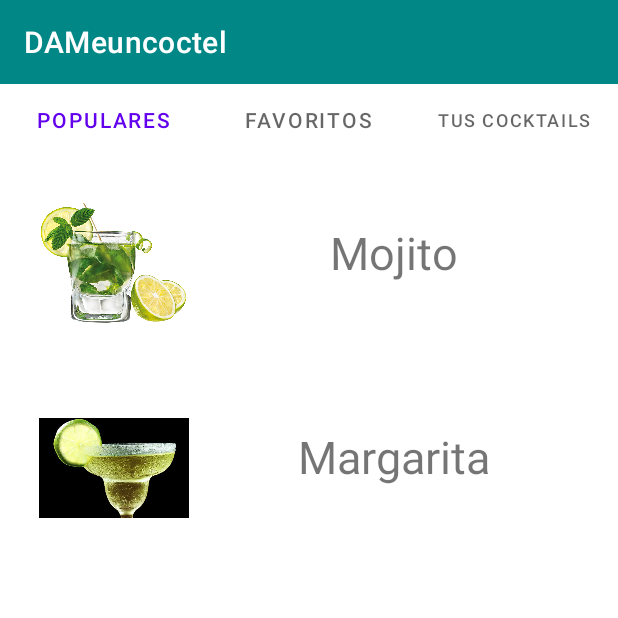
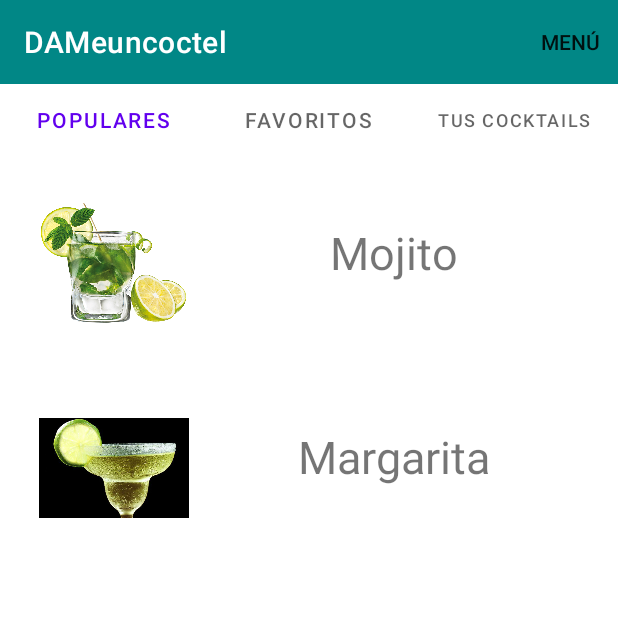
Before and after one commit to josema294/ProyectoUE, an Android app: the MainActivity screen opened directly, with no data from a screen before it, on a phone screen of 412 x 824 dp, the top half of it. Run offline under Robolectric (Android 15) with nearby library versions, the phone set to English and light mode, and no system bars; our stand-ins replace navigation-ui.

Commit message:
agregado menu despegable con opciones, y barra de busqueda, sin interactividad

```diff
--- a/app/src/main/java/com/example/dameuncoctel/MainActivity.kt
+++ b/app/src/main/java/com/example/dameuncoctel/MainActivity.kt
@@ -1,6 +1,8 @@
 package com.example.dameuncoctel
 
 import android.os.Bundle
+import android.view.Menu
+import android.view.MenuItem
 import androidx.appcompat.app.AppCompatActivity
 import androidx.appcompat.widget.Toolbar
 import androidx.drawerlayout.widget.DrawerLayout
@@ -57,9 +59,9 @@
     }
 
 
-/*    override fun onCreateOptionsMenu(menu: Menu): Boolean {
+    override fun onCreateOptionsMenu(menu: Menu): Boolean {
         // Inflate the menu; this adds items to the action bar if it is present.
-        menuInflater.inflate(R.menu.menu_main, menu)
+        menuInflater.inflate(R.menu.toolbar_menu, menu)
         return true
     }
 
@@ -73,7 +75,7 @@
         }
     }
 
-    override fun onSupportNavigateUp(): Boolean {
+/*    override fun onSupportNavigateUp(): Boolean {
         val navController = findNavController(R.id.nav_host_fragment_content_main)
         return navController.navigateUp(appBarConfiguration)
                 || super.onSupportNavigateUp()
--- a/app/src/main/res/menu/toolbar_menu.xml
+++ b/app/src/main/res/menu/toolbar_menu.xml
@@ -3,23 +3,66 @@
     xmlns:app="http://schemas.android.com/apk/res-auto">
 
 
+    <item
+        android:id="@+id/menu_dropdown"
+        android:title="Menú"
+        app:showAsAction="always">
+
+
+        <menu>
 
 
             <item
                 android:id="@+id/action_search"
                 android:icon="@drawable/ic_search"
                 android:title="Buscar"
-            app:showAsAction="ifRoom|collapseActionView"
-            app:actionViewClass="android.widget.SearchView"/>
+                app:actionViewClass="android.widget.SearchView"
+                app:showAsAction="ifRoom|collapseActionView" />
+
+            <item
+                android:id="@+id/action_categorias"
+
+                android:title="Categorias"
+                app:showAsAction="collapseActionView" />
+
+            <item
+                android:id="@+id/action_ingredientes"
+
+                android:title="Ingredientes"
+                app:showAsAction="always" />
+
+            <item
+                android:id="@+id/action_crea"
+
+                android:title="Crea tu Coctel"
+                app:showAsAction="always" />
 
             <item
                 android:id="@+id/action_settings"
 
                 android:title="Settings"
-            app:showAsAction="never"/>
+                app:showAsAction="always" />
+
+            <item
+                android:id="@+id/action_politica"
+
+                android:title="Politica de Privacidad"
+                app:showAsAction="always" />
+
+            <item
+                android:id="@+id/action_guia"
+
+                android:title="Guia de Usuario"
+                app:showAsAction="always" />
+
+            <item
+                android:id="@+id/action_logout"
+
+                android:title="Log Out"
+                app:showAsAction="always" />
+
+        </menu>
 
 
-
-
-
+    </item>
 </menu>
```
Lines whose indentation alone changed are shown as unchanged.
